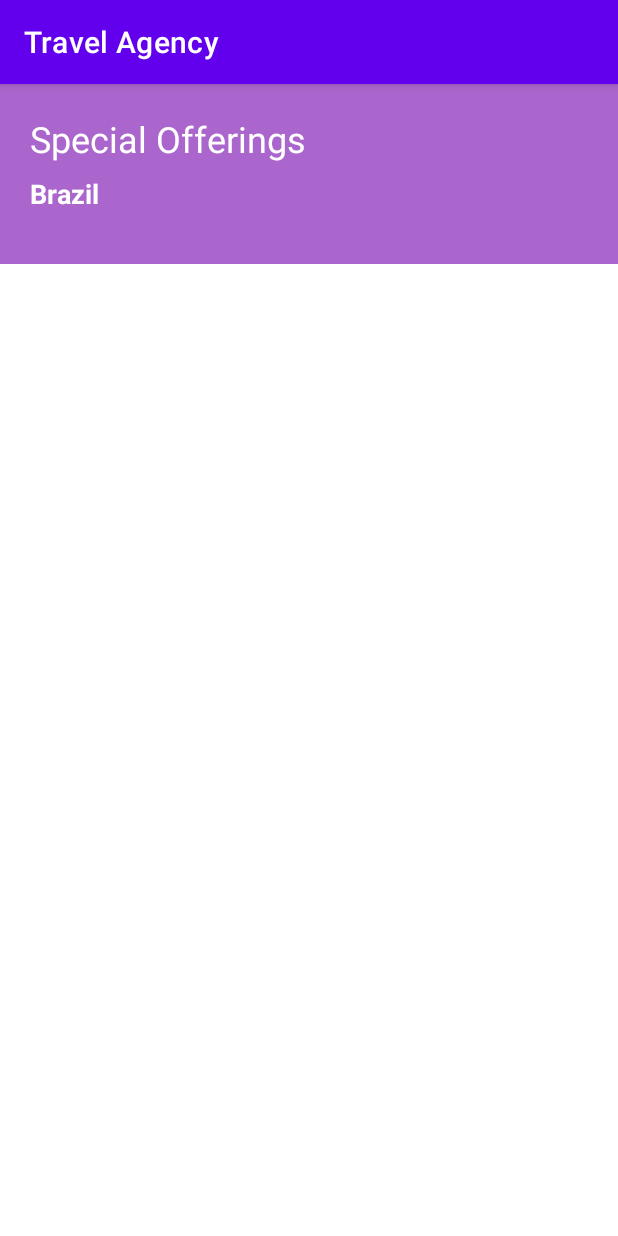
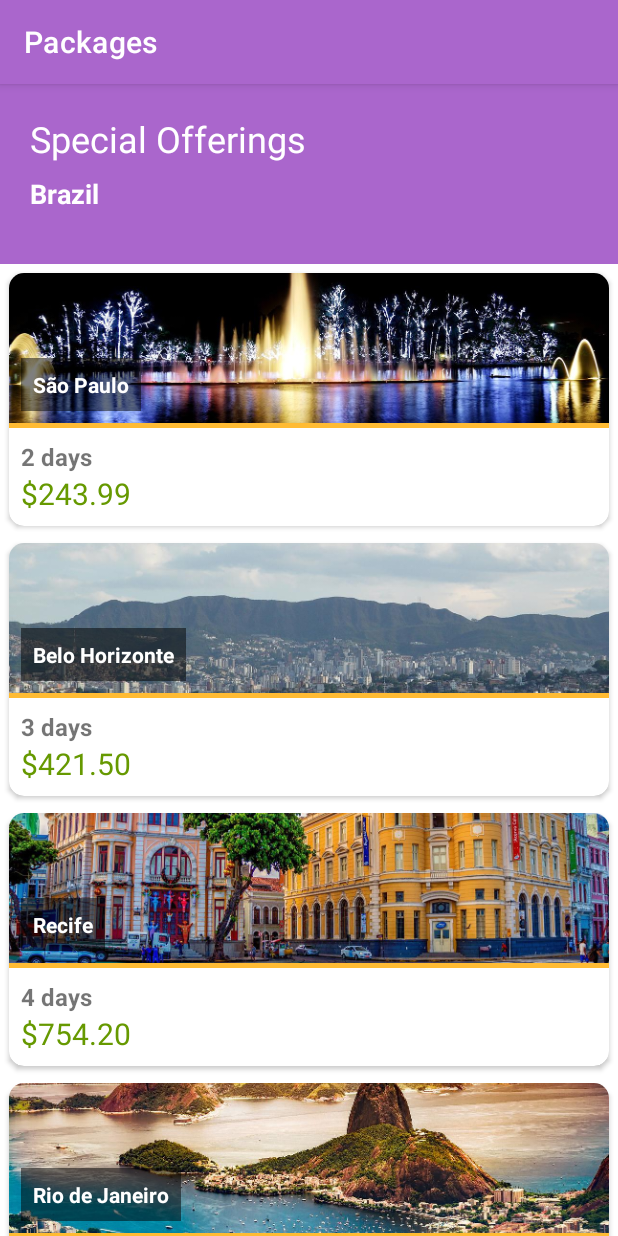
Before and after one commit to zbkllz/alura--travel-agency, an Android app: the screen it shows after launch (TravelPackagesActivity), on a phone screen of 412 x 824 dp. Run offline under Robolectric (Android 15) with nearby library versions, the phone set to English and light mode, and no system bars.

Commit message:
:recycle: refactor and upgrades

```diff
--- a/app/build.gradle
+++ b/app/build.gradle
@@ -8,7 +8,7 @@ android {
 
     defaultConfig {
         applicationId "com.alura.travelagency"
-        minSdk 26
+        minSdk 25
         targetSdk 33
         versionCode 1
         versionName "1.0"
@@ -34,6 +34,6 @@ dependencies {
     implementation 'com.google.android.material:material:1.7.0'
     implementation 'androidx.constraintlayout:constraintlayout:2.1.4'
     testImplementation 'junit:junit:4.13.2'
-    androidTestImplementation 'androidx.test.ext:junit:1.1.4'
-    androidTestImplementation 'androidx.test.espresso:espresso-core:3.5.0'
+    androidTestImplementation 'androidx.test.ext:junit:1.1.5'
+    androidTestImplementation 'androidx.test.espresso:espresso-core:3.5.1'
 }
--- a/app/src/main/java/com/alura/travelagency/dao/PackageDAO.java
+++ b/app/src/main/java/com/alura/travelagency/dao/PackageDAO.java
@@ -10,12 +10,11 @@ import java.util.List;
 public class PackageDAO {
     public List<PackageDeal> list() {
         return new ArrayList<>(Arrays.asList(
-                new PackageDeal("São Paulo", "sao_paulo_sp", 2, new BigDecimal(243.99)),
-                new PackageDeal("Belo Horizonte", "belo_horizonte_mg", 3, new BigDecimal(421.50)),
-                new PackageDeal("Recife", "recife_pe", 4, new BigDecimal(754.20)),
-                new PackageDeal("Rio de Janeiro", "rio_de_janeiro_rj", 6, new BigDecimal(532.55)),
-                new PackageDeal("Salvador", "salvador_ba", 5, new BigDecimal(899.99)),
-                new PackageDeal("Foz do Iguaçu", "foz_do_iguacu_pr", 1, new BigDecimal(289.90))));
+                new PackageDeal("São Paulo", "sao_paulo_sp", 2, BigDecimal.valueOf(243.99)),
+                new PackageDeal("Belo Horizonte", "belo_horizonte_mg", 3, BigDecimal.valueOf(421.50)),
+                new PackageDeal("Recife", "recife_pe", 4, BigDecimal.valueOf(754.20)),
+                new PackageDeal("Rio de Janeiro", "rio_de_janeiro_rj", 6, BigDecimal.valueOf(532.55)),
+                new PackageDeal("Salvador", "salvador_ba", 5, BigDecimal.valueOf(899.99)),
+                new PackageDeal("Foz do Iguaçu", "foz_do_iguacu_pr", 1, BigDecimal.valueOf(289.90))));
     }
-
 }
--- a/app/src/main/java/com/alura/travelagency/ui/activity/TravelPackagesActivity.java
+++ b/app/src/main/java/com/alura/travelagency/ui/activity/TravelPackagesActivity.java
@@ -1,20 +1,33 @@
 package com.alura.travelagency.ui.activity;
-
-import androidx.appcompat.app.AppCompatActivity;
 
 import android.os.Bundle;
 import android.widget.ListView;
 
+import androidx.appcompat.app.AppCompatActivity;
+
 import com.alura.travelagency.R;
+import com.alura.travelagency.dao.PackageDAO;
+import com.alura.travelagency.model.PackageDeal;
 import com.alura.travelagency.ui.adapter.PackagesListAdapter;
 
+import java.util.List;
+
 public class TravelPackagesActivity extends AppCompatActivity {
+
+    public static final String TITLE_APPBAR = "Packages";
 
     @Override
     protected void onCreate(Bundle savedInstanceState) {
         super.onCreate(savedInstanceState);
         setContentView(R.layout.activity_travel_packages);
+
+        setTitle(TITLE_APPBAR);
+        listConfig();
+    }
+
+    private void listConfig() {
         ListView packagesList = findViewById(R.id.lv_travel_pkg);
-        packagesList.setAdapter(new PackagesListAdapter());
+        List<PackageDeal> packagesDeals = new PackageDAO().list();
+        packagesList.setAdapter(new PackagesListAdapter(packagesDeals, this));
     }
 }
--- a/app/src/main/java/com/alura/travelagency/ui/adapter/PackagesListAdapter.java
+++ b/app/src/main/java/com/alura/travelagency/ui/adapter/PackagesListAdapter.java
@@ -1,12 +1,18 @@
 package com.alura.travelagency.ui.adapter;
 
 import android.content.Context;
+import android.graphics.drawable.Drawable;
 import android.view.LayoutInflater;
 import android.view.View;
 import android.view.ViewGroup;
 import android.widget.BaseAdapter;
+import android.widget.ImageView;
+import android.widget.TextView;
 
+import com.alura.travelagency.util.CurrencyUtil;
+import com.alura.travelagency.util.DaysUtil;
 import com.alura.travelagency.R;
+import com.alura.travelagency.util.ResUtil;
 import com.alura.travelagency.model.PackageDeal;
 
 import java.util.List;
@@ -29,7 +35,7 @@ public class PackagesListAdapter extends BaseAdapter {
 
     @Override
     public PackageDeal getItem(int position) {
-        return packageDeals.get(position)
+        return packageDeals.get(position);
     }
 
     @Override
@@ -38,9 +44,41 @@ public class PackagesListAdapter extends BaseAdapter {
     }
 
     @Override
-    public View getView(int i, View view, ViewGroup parent) {
+    public View getView(int position, View view, ViewGroup parent) {
         View createdView = LayoutInflater.from(context)
                 .inflate(R.layout.item_package, parent, false);
+
+        PackageDeal packageDeal = packageDeals.get(position);
+
+        showPlace(createdView, packageDeal);
+        showImage(createdView, packageDeal);
+        showDays(createdView, packageDeal);
+        showPrices(createdView, packageDeal);
+
         return createdView;
     }
+
+    private void showPrices(View createdView, PackageDeal packageDeal) {
+        TextView price = createdView.findViewById(R.id.tv_item_price);
+        String usd = CurrencyUtil.formatModelCurrency(packageDeal.getPrice());
+        price.setText(usd);
+    }
+
+    private void showDays(View createdView, PackageDeal packageDeal) {
+        TextView period = createdView.findViewById(R.id.tv_item_period);
+        String periodAsTxt = DaysUtil.formatToTxt(packageDeal.getPeriod());
+        period.setText(periodAsTxt);
+    }
+
+    private void showImage(View createdView, PackageDeal packageDeal) {
+        ImageView image = createdView.findViewById(R.id.iv_item_place_pkg);
+        Drawable drawableImagePkg = ResUtil
+                .returnDrawable(context, packageDeal.getImage());
+        image.setImageDrawable(drawableImagePkg);
+    }
+
+    private void showPlace(View createdView, PackageDeal packageDeal) {
+        TextView place = createdView.findViewById(R.id.tv_item_place);
+        place.setText(packageDeal.getPlace());
+    }
 }
--- /dev/null
+++ b/app/src/main/java/com/alura/travelagency/util/CurrencyUtil.java
@@ -0,0 +1,16 @@
+package com.alura.travelagency.util;
+
+import java.math.BigDecimal;
+import java.text.NumberFormat;
+import java.util.Locale;
+
+public class CurrencyUtil {
+
+    public static final String LANGUAGE = "en";
+    public static final String REGION = "us";
+
+    public static String formatModelCurrency(BigDecimal value) {
+        NumberFormat usFormat = NumberFormat.getCurrencyInstance(new Locale(LANGUAGE, REGION));
+        return usFormat.format(value);
+    }
+}
--- /dev/null
+++ b/app/src/main/java/com/alura/travelagency/util/DaysUtil.java
@@ -0,0 +1,17 @@
+package com.alura.travelagency.util;
+
+import androidx.annotation.NonNull;
+
+public class DaysUtil {
+
+    public static final String PLURAL = " days";
+    public static final String ONE = " day";
+
+    @NonNull
+    public static String formatToTxt(int periodLength) {
+        if (periodLength > 1) {
+            return periodLength + PLURAL;
+        }
+        return periodLength + ONE;
+    }
+}
--- /dev/null
+++ b/app/src/main/java/com/alura/travelagency/util/ResUtil.java
@@ -0,0 +1,18 @@
+package com.alura.travelagency.util;
+
+import android.content.Context;
+import android.content.res.Resources;
+import android.graphics.drawable.Drawable;
+
+public class ResUtil {
+
+    public static final String DRAWABLE = "drawable";
+
+    public static Drawable returnDrawable(Context context, String drawableAsTxt) {
+        Resources resources = context.getResources();
+        int drawableId = resources.getIdentifier(drawableAsTxt,
+                DRAWABLE, context.getPackageName());
+        return resources.getDrawable(drawableId);
+
+    }
+}
--- a/app/src/main/res/layout/activity_travel_packages.xml
+++ b/app/src/main/res/layout/activity_travel_packages.xml
@@ -24,8 +24,8 @@
         android:layout_height="wrap_content"
         android:layout_margin="20dp"
         android:text="@string/head_title"
+        android:textColor="@color/white"
         android:textSize="24sp"
-        android:textColor="@color/white"
         app:layout_constraintBottom_toBottomOf="parent"
         app:layout_constraintEnd_toEndOf="parent"
         app:layout_constraintHorizontal_bias="0.0"
@@ -39,9 +39,9 @@
         android:layout_height="wrap_content"
         android:layout_marginTop="8dp"
         android:text="@string/country_name"
+        android:textColor="@color/white"
         android:textSize="18sp"
         android:textStyle="bold"
-        android:textColor="@color/white"
         app:layout_constraintStart_toStartOf="@+id/tv_travel_header_offering"
         app:layout_constraintTop_toBottomOf="@+id/tv_travel_header_offering" />
 
@@ -49,6 +49,7 @@
         android:id="@+id/lv_travel_pkg"
         android:layout_width="0dp"
         android:layout_height="0dp"
+        android:divider="@android:color/transparent"
         app:layout_constraintBottom_toBottomOf="parent"
         app:layout_constraintEnd_toEndOf="parent"
         app:layout_constraintHorizontal_bias="0.0"
--- a/app/src/main/res/layout/item_package.xml
+++ b/app/src/main/res/layout/item_package.xml
@@ -3,14 +3,16 @@
     xmlns:app="http://schemas.android.com/apk/res-auto"
     xmlns:tools="http://schemas.android.com/tools"
     android:layout_width="match_parent"
-    android:layout_height="match_parent">
+    android:layout_height="wrap_content">
 
     <androidx.cardview.widget.CardView
         android:id="@+id/cd_item_pkg"
         android:layout_width="0dp"
         android:layout_height="wrap_content"
-        android:layout_margin="8dp"
+        android:layout_margin="6dp"
+        android:elevation="2dp"
         app:cardCornerRadius="10dp"
+        app:layout_constraintBottom_toBottomOf="parent"
         app:layout_constraintEnd_toEndOf="parent"
         app:layout_constraintStart_toStartOf="parent"
         app:layout_constraintTop_toBottomOf="parent"
@@ -21,17 +23,18 @@
             android:layout_height="match_parent">
 
             <ImageView
-                android:id="@+id/iv_item_pkg"
+                android:id="@+id/iv_item_place_pkg"
                 android:layout_width="0dp"
                 android:layout_height="100dp"
                 android:scaleType="centerCrop"
                 app:layout_constraintEnd_toEndOf="parent"
                 app:layout_constraintStart_toStartOf="parent"
                 app:layout_constraintTop_toTopOf="parent"
+                tools:ignore="ContentDescription"
                 tools:src="@sample/itempackages.json/packages/image" />
 
             <TextView
-                android:id="@+id/tv_item_city"
+                android:id="@+id/tv_item_place"
                 android:layout_width="wrap_content"
                 android:layout_height="wrap_content"
                 android:layout_margin="8dp"
@@ -40,15 +43,15 @@
                 android:textColor="@android:color/white"
                 android:textSize="14sp"
                 android:textStyle="bold"
-                app:layout_constraintBottom_toBottomOf="@+id/iv_item_pkg"
-                app:layout_constraintEnd_toEndOf="@+id/iv_item_pkg"
+                app:layout_constraintBottom_toBottomOf="@+id/iv_item_place_pkg"
+                app:layout_constraintEnd_toEndOf="@+id/iv_item_place_pkg"
                 app:layout_constraintHorizontal_bias="0.0"
-                app:layout_constraintStart_toStartOf="@+id/iv_item_pkg"
-                app:layout_constraintTop_toTopOf="@+id/iv_item_pkg"
+                app:layout_constraintStart_toStartOf="@+id/iv_item_place_pkg"
+                app:layout_constraintTop_toTopOf="@+id/iv_item_place_pkg"
                 app:layout_constraintVertical_bias="1.0"
                 tools:layout_editor_absoluteX="8dp"
                 tools:layout_editor_absoluteY="57dp"
-                tools:text="@sample/itempackages.json/packages/city" />
+                tools:text="@sample/itempackages.json/packages/place" />
 
             <View
                 android:id="@+id/v_item_div"
@@ -57,7 +60,7 @@
                 android:background="@android:color/holo_orange_light"
                 app:layout_constraintEnd_toEndOf="parent"
                 app:layout_constraintStart_toStartOf="parent"
-                app:layout_constraintTop_toBottomOf="@+id/iv_item_pkg"
+                app:layout_constraintTop_toBottomOf="@+id/iv_item_place_pkg"
                 tools:layout_editor_absoluteY="100dp" />
 
             <TextView
--- a/app/src/main/res/values/themes.xml
+++ b/app/src/main/res/values/themes.xml
@@ -2,7 +2,7 @@
     <!-- Base application theme. -->
     <style name="Theme.TravelAgency" parent="Theme.MaterialComponents.DayNight.DarkActionBar">
         <!-- Primary brand color. -->
-        <item name="colorPrimary">@color/purple_500</item>
+        <item name="colorPrimary">@android:color/holo_purple</item>
         <item name="colorPrimaryVariant">@color/purple_700</item>
         <item name="colorOnPrimary">@color/white</item>
         <!-- Secondary brand color. -->
```
Also changed, not shown: 2 other files.
